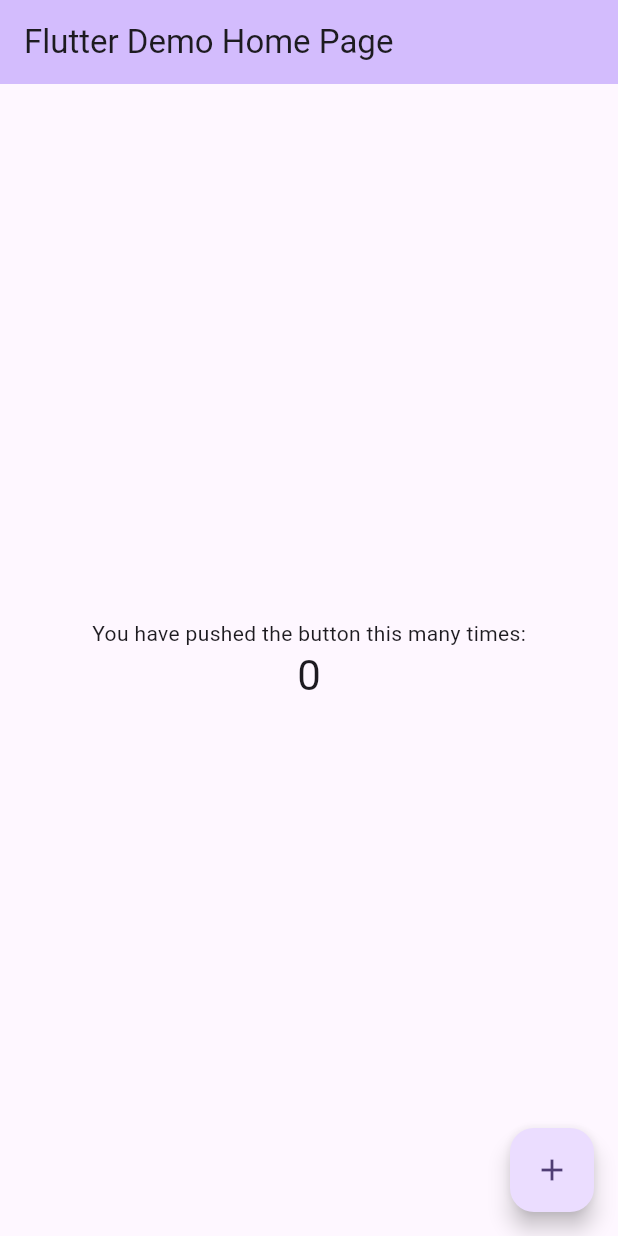
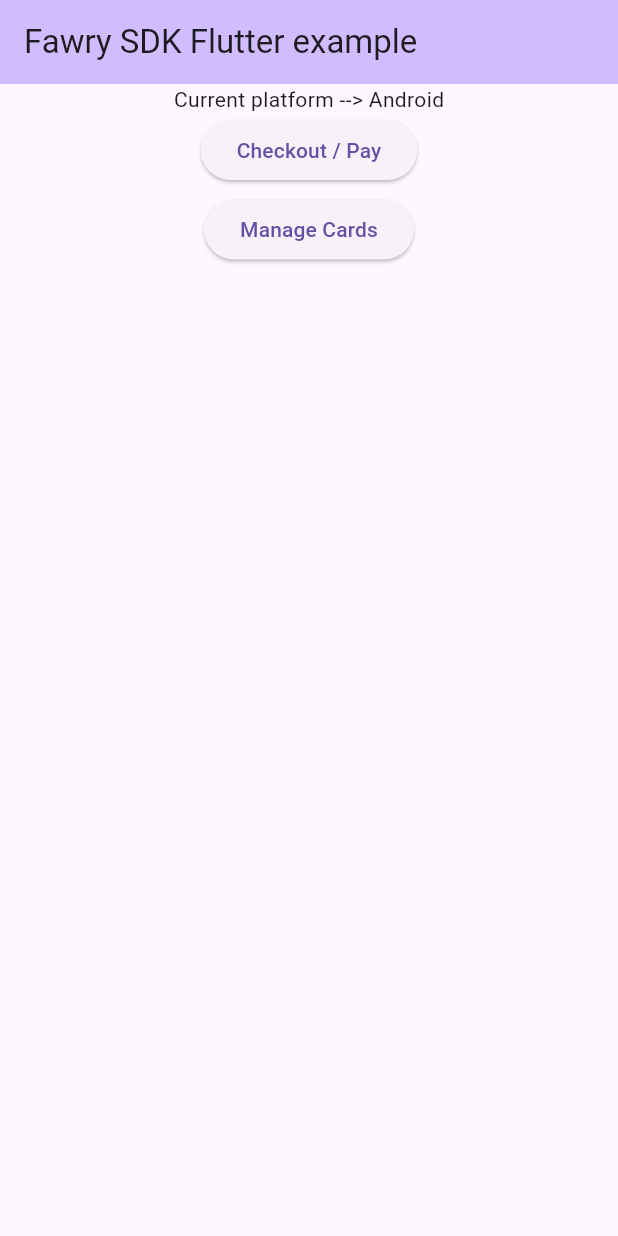
Before and after one commit to shijinthottiyil/mylearning, a Flutter app: the screen it shows after launch, on a phone screen of 412 x 824 dp. Run offline on Flutter 3.47's test engine with Material 3 defaults, Android fonts, the phone set to English and light mode, and no system bars; missing offline and left inert: fawry_sdk.

Commit message:
FAWRY FAILED

```diff
--- a/lib/main.dart
+++ b/lib/main.dart
@@ -1,125 +1,226 @@
+import 'dart:async';
+import 'dart:convert';
+
+import 'package:fawry_sdk/fawry_sdk.dart';
+import 'package:fawry_sdk/fawry_utils.dart';
+import 'package:fawry_sdk/model/bill_item.dart';
+import 'package:fawry_sdk/model/fawry_launch_model.dart';
+import 'package:fawry_sdk/model/launch_customer_model.dart';
+import 'package:fawry_sdk/model/launch_merchant_model.dart';
+import 'package:fawry_sdk/model/payment_methods.dart';
+import 'package:fawry_sdk/model/response.dart';
+import 'package:flutter/foundation.dart';
 import 'package:flutter/material.dart';
+
+class Constants {
+  static const String merchantCode = "770000019834";
+  static const String secureKey = "6c65ee7b-9a31-49fb-9630-ca5546f6037a";
+  static const String baseUrl = "https://atfawry.fawrystaging.com/";
+}
+
+class FawryService {
+  static LaunchMerchantModel getMerchantModel() {
+    return LaunchMerchantModel(
+      merchantCode: Constants.merchantCode,
+      merchantRefNum: FawryUtils.randomAlphaNumeric(10),
+      secureKey: Constants.secureKey,
+    );
+  }
+
+  Future<void> startPayment(FawryLaunchModel model) async {
+    try {
+      await FawrySDK.instance.startPayment(
+        launchModel: model,
+        baseURL: Constants.baseUrl,
+        lang: FawrySDK.LANGUAGE_ENGLISH,
+      );
+    } catch (e) {
+      debugPrint('Error starting payment: $e');
+    }
+  }
+
+  Future<void> openCardsManager(FawryLaunchModel model) async {
+    try {
+      await FawrySDK.instance.openCardsManager(
+        launchModel: model,
+        baseURL: Constants.baseUrl,
+        lang: FawrySDK.LANGUAGE_ENGLISH,
+      );
+    } catch (e) {
+      debugPrint('Error opening cards manager: $e');
+    }
+  }
+}
+
+BillItem item = BillItem(
+  itemId: 'ITEM_ID',
+  description: '',
+  quantity: 5,
+  price: 50,
+);
+
+List<BillItem> chargeItems = [item];
+
+LaunchCustomerModel customerModel = LaunchCustomerModel(
+  customerProfileId: '533518',
+  customerName: 'John Doe',
+  customerEmail: 'john.doe@xyz.com',
+  customerMobile: '+201000000000',
+);
+
+FawryLaunchModel model = FawryLaunchModel(
+  allow3DPayment: true,
+  chargeItems: chargeItems,
+  launchCustomerModel: customerModel,
+  launchMerchantModel: FawryService.getMerchantModel(),
+  skipLogin: true,
+  skipReceipt: false,
+  payWithCardToken: false,
+  paymentMethods: PaymentMethods.ALL,
+);
 
 void main() {
   runApp(const MyApp());
 }
 
 class MyApp extends StatelessWidget {
-  const MyApp({super.key});
+  const MyApp({Key? key}) : super(key: key);
 
-  // This widget is the root of your application.
   @override
   Widget build(BuildContext context) {
     return MaterialApp(
-      title: 'Flutter Demo',
+      title: 'Fawry SDK Flutter',
       theme: ThemeData(
-        // This is the theme of your application.
-        //
-        // TRY THIS: Try running your application with "flutter run". You'll see
-        // the application has a blue toolbar. Then, without quitting the app,
-        // try changing the seedColor in the colorScheme below to Colors.green
-        // and then invoke "hot reload" (save your changes or press the "hot
-        // reload" button in a Flutter-supported IDE, or press "r" if you used
-        // the command line to start the app).
-        //
-        // Notice that the counter didn't reset back to zero; the application
-        // state is not lost during the reload. To reset the state, use hot
-        // restart instead.
-        //
-        // This works for code too, not just values: Most code changes can be
-        // tested with just a hot reload.
-        colorScheme: ColorScheme.fromSeed(seedColor: Colors.deepPurple),
         useMaterial3: true,
       ),
-      home: const MyHomePage(title: 'Flutter Demo Home Page'),
+      darkTheme: ThemeData.dark(
+        useMaterial3: true,
+      ),
+      home: const MyHomePage(),
     );
   }
 }
 
 class MyHomePage extends StatefulWidget {
-  const MyHomePage({super.key, required this.title});
-
-  // This widget is the home page of your application. It is stateful, meaning
-  // that it has a State object (defined below) that contains fields that affect
-  // how it looks.
-
-  // This class is the configuration for the state. It holds the values (in this
-  // case the title) provided by the parent (in this case the App widget) and
-  // used by the build method of the State. Fields in a Widget subclass are
-  // always marked "final".
-
-  final String title;
+  const MyHomePage({Key? key}) : super(key: key);
 
   @override
   State<MyHomePage> createState() => _MyHomePageState();
 }
 
 class _MyHomePageState extends State<MyHomePage> {
-  int _counter = 0;
+  late StreamSubscription? _fawryCallbackResultStream;
 
-  void _incrementCounter() {
+  @override
+  void initState() {
+    super.initState();
+    initSDKCallback();
+  }
+
+  @override
+  void dispose() {
+    _fawryCallbackResultStream?.cancel();
+    super.dispose();
+  }
+
+  // Initialize the Fawry SDK callback
+  Future<void> initSDKCallback() async {
+    try {
+      _fawryCallbackResultStream =
+          FawrySDK.instance.callbackResultStream().listen((event) {
         setState(() {
-      // This call to setState tells the Flutter framework that something has
-      // changed in this State, which causes it to rerun the build method below
-      // so that the display can reflect the updated values. If we changed
-      // _counter without calling setState(), then the build method would not be
-      // called again, and so nothing would appear to happen.
-      _counter++;
+          ResponseStatus response = ResponseStatus.fromJson(jsonDecode(event));
+          handleResponse(response);
         });
+      });
+    } catch (ex) {
+      debugPrint(ex.toString());
+    }
+  }
+
+  // Handle the response from Fawry SDK
+  void handleResponse(ResponseStatus response) {
+    switch (response.status) {
+      case FawrySDK.RESPONSE_SUCCESS:
+        {
+          debugPrint('Message: ${response.message}');
+          debugPrint('Json Response: ${response.data}');
+        }
+        break;
+      case FawrySDK.RESPONSE_ERROR:
+        {
+          debugPrint('Error: ${response.message}');
+        }
+        break;
+      case FawrySDK.RESPONSE_PAYMENT_COMPLETED:
+        {
+          debugPrint(
+              'Payment Completed: ${response.message}, ${response.data}');
+        }
+        break;
+    }
+  }
+
+  // Get the current platform
+  String currentPlatform() {
+    switch (defaultTargetPlatform) {
+      case TargetPlatform.android:
+        return 'Current platform --> Android';
+      case TargetPlatform.iOS:
+        return 'Current platform --> iOS';
+      default:
+        return 'Current platform --> Unknown';
+    }
+  }
+
+  // Initialize Fawry SDK with required parameters
+  Future<void> startPayment() async {
+    model.launchMerchantModel.merchantRefNum =
+        FawryUtils.randomAlphaNumeric(10);
+    await FawryService().startPayment(model);
+  }
+
+  Future<void> openCardsManager() async {
+    model.launchMerchantModel.merchantRefNum =
+        FawryUtils.randomAlphaNumeric(10);
+    await FawryService().openCardsManager(model);
   }
 
   @override
   Widget build(BuildContext context) {
-    // This method is rerun every time setState is called, for instance as done
-    // by the _incrementCounter method above.
-    //
-    // The Flutter framework has been optimized to make rerunning build methods
-    // fast, so that you can just rebuild anything that needs updating rather
-    // than having to individually change instances of widgets.
     return Scaffold(
       appBar: AppBar(
-        // TRY THIS: Try changing the color here to a specific color (to
-        // Colors.amber, perhaps?) and trigger a hot reload to see the AppBar
-        // change color while the other colors stay the same.
         backgroundColor: Theme.of(context).colorScheme.inversePrimary,
-        // Here we take the value from the MyHomePage object that was created by
-        // the App.build method, and use it to set our appbar title.
-        title: Text(widget.title),
+        title: const Text('Fawry SDK Flutter example'),
       ),
-      body: Center(
-        // Center is a layout widget. It takes a single child and positions it
-        // in the middle of the parent.
+      body: Column(
+        mainAxisAlignment: MainAxisAlignment.start,
+        children: [
+          Center(
+            child: Text(currentPlatform()),
+          ),
+          Container(
+            padding: const EdgeInsets.symmetric(horizontal: 16.0),
             child: Column(
-          // Column is also a layout widget. It takes a list of children and
-          // arranges them vertically. By default, it sizes itself to fit its
-          // children horizontally, and tries to be as tall as its parent.
-          //
-          // Column has various properties to control how it sizes itself and
-          // how it positions its children. Here we use mainAxisAlignment to
-          // center the children vertically; the main axis here is the vertical
-          // axis because Columns are vertical (the cross axis would be
-          // horizontal).
-          //
-          // TRY THIS: Invoke "debug painting" (choose the "Toggle Debug Paint"
-          // action in the IDE, or press "p" in the console), to see the
-          // wireframe for each widget.
-          mainAxisAlignment: MainAxisAlignment.center,
-          children: <Widget>[
-            const Text(
-              'You have pushed the button this many times:',
+              children: [
+                ElevatedButton(
+                  onPressed: () async {
+                    await startPayment();
+                  },
+                  child: const Text('Checkout / Pay'),
                 ),
-            Text(
-              '$_counter',
-              style: Theme.of(context).textTheme.headlineMedium,
+                const SizedBox(height: 5.0),
+                ElevatedButton(
+                  onPressed: () async {
+                    await openCardsManager();
+                  },
+                  child: const Text('Manage Cards'),
                 ),
               ],
             ),
           ),
-      floatingActionButton: FloatingActionButton(
-        onPressed: _incrementCounter,
-        tooltip: 'Increment',
-        child: const Icon(Icons.add),
-      ), // This trailing comma makes auto-formatting nicer for build methods.
+        ],
+      ),
     );
   }
 }
--- a/pubspec.yaml
+++ b/pubspec.yaml
@@ -35,6 +35,7 @@ dependencies:
   # The following adds the Cupertino Icons font to your application.
   # Use with the CupertinoIcons class for iOS style icons.
   cupertino_icons: ^1.0.2
+  fawry_sdk: ^2.0.11
 
 dev_dependencies:
   flutter_test:
```
Also changed, not shown: pubspec.lock, 9 other files. Lines whose indentation alone changed are shown as unchanged.
